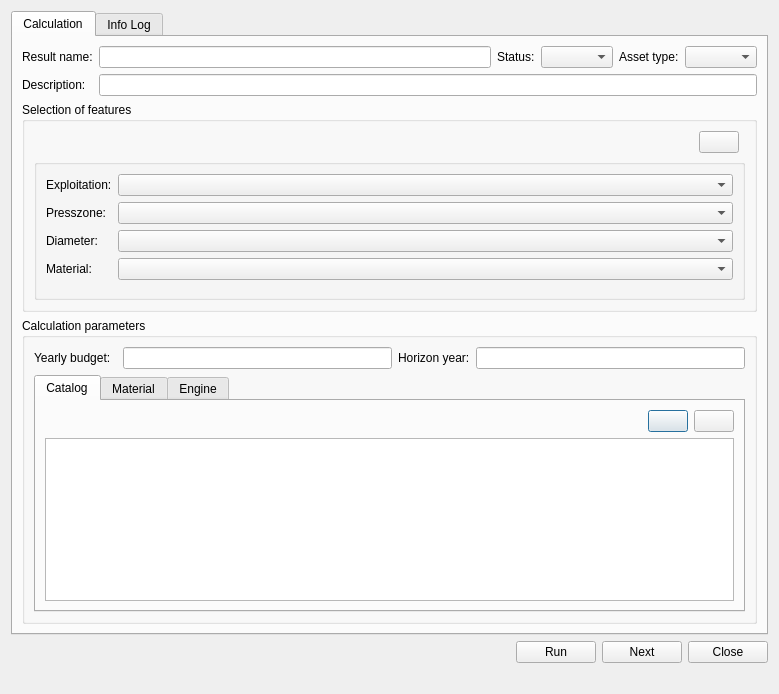
Before: the Qt Designer form core/ui/toolbars/am/priority.ui in giswater/plugin, drawn with Qt 5.
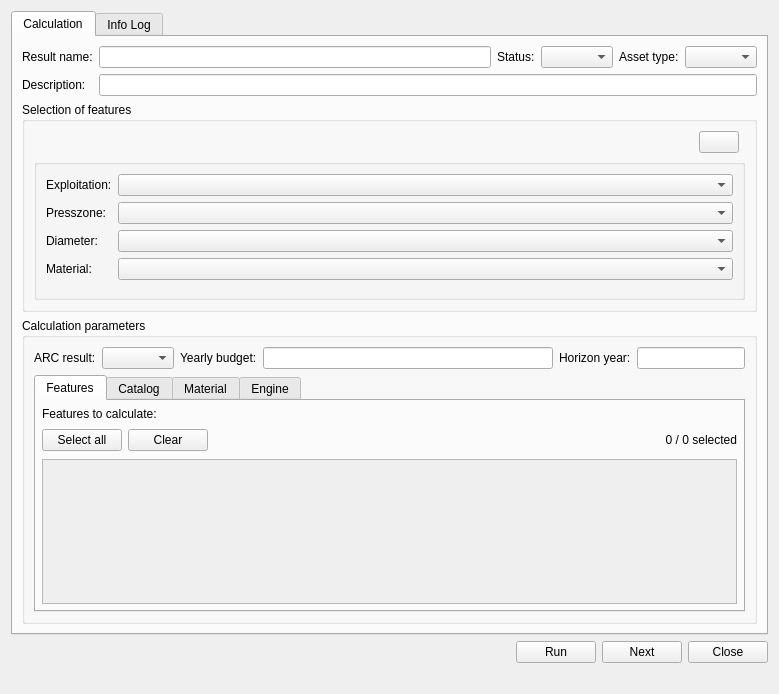
After: the same form once the commit is applied.

Commit message: feat(priority): enhance priority calculation with NODE support and linked ARC results

```diff
--- a/core/ui/toolbars/am/priority.ui
+++ b/core/ui/toolbars/am/priority.ui
@@ -106,10 +106,30 @@
           <string>Calculation parameters</string>
          </property>
          <layout class="QGridLayout" name="gridLayout_9">
-          <item row="0" column="2">
-           <widget class="QLineEdit" name="txt_budget"/>
-          </item>
           <item row="0" column="0">
+           <widget class="QLabel" name="lbl_arc_result">
+            <property name="text">
+             <string>ARC result:</string>
+            </property>
+           </widget>
+          </item>
+          <item row="0" column="1">
+           <widget class="QComboBox" name="cmb_arc_result">
+            <property name="sizePolicy">
+             <sizepolicy hsizetype="Preferred" vsizetype="Fixed">
+              <horstretch>0</horstretch>
+              <verstretch>0</verstretch>
+             </sizepolicy>
+            </property>
+            <property name="maximumSize">
+             <size>
+              <width>220</width>
+              <height>16777215</height>
+             </size>
+            </property>
+           </widget>
+          </item>
+          <item row="0" column="2">
            <widget class="QLabel" name="lbl_budget">
             <property name="text">
              <string>Yearly budget:</string>
@@ -117,16 +137,26 @@
            </widget>
           </item>
           <item row="0" column="3">
+           <widget class="QLineEdit" name="txt_budget">
+            <property name="sizePolicy">
+             <sizepolicy hsizetype="Expanding" vsizetype="Fixed">
+              <horstretch>1</horstretch>
+              <verstretch>0</verstretch>
+             </sizepolicy>
+            </property>
+           </widget>
+          </item>
+          <item row="0" column="4">
            <widget class="QLabel" name="lbl_year">
             <property name="text">
              <string>Horizon year:</string>
             </property>
            </widget>
           </item>
-          <item row="0" column="4">
+          <item row="0" column="5">
            <widget class="QLineEdit" name="txt_year"/>
           </item>
-          <item row="2" column="0" colspan="5">
+          <item row="2" column="0" colspan="6">
            <widget class="QTabWidget" name="tab_widget">
             <property name="sizePolicy">
              <sizepolicy hsizetype="Expanding" vsizetype="Expanding">
@@ -137,6 +167,184 @@
             <property name="currentIndex">
              <number>0</number>
             </property>
+            <widget class="QWidget" name="tab_features">
+             <attribute name="title">
+              <string>Features</string>
+             </attribute>
+             <layout class="QGridLayout" name="gridLayout_features">
+              <property name="leftMargin">
+               <number>6</number>
+              </property>
+              <property name="topMargin">
+               <number>6</number>
+              </property>
+              <property name="rightMargin">
+               <number>6</number>
+              </property>
+              <property name="bottomMargin">
+               <number>6</number>
+              </property>
+              <property name="horizontalSpacing">
+               <number>6</number>
+              </property>
+              <property name="verticalSpacing">
+               <number>8</number>
+              </property>
+              <item row="0" column="0" colspan="4">
+               <widget class="QLabel" name="lbl_node_types">
+                <property name="font">
+                 <font>
+                  <weight>50</weight>
+                  <bold>false</bold>
+                 </font>
+                </property>
+                <property name="text">
+                 <string>Features to calculate:</string>
+                </property>
+               </widget>
+              </item>
+              <item row="1" column="0">
+               <widget class="QPushButton" name="btn_features_select_all">
+                <property name="sizePolicy">
+                 <sizepolicy hsizetype="Maximum" vsizetype="Fixed">
+                  <horstretch>0</horstretch>
+                  <verstretch>0</verstretch>
+                 </sizepolicy>
+                </property>
+                <property name="maximumSize">
+                 <size>
+                  <width>16777215</width>
+                  <height>24</height>
+                 </size>
+                </property>
+                <property name="font">
+                 <font>
+                  <weight>50</weight>
+                  <bold>false</bold>
+                 </font>
+                </property>
+                <property name="text">
+                 <string>Select all</string>
+                </property>
+                <property name="autoDefault">
+                 <bool>false</bool>
+                </property>
+                <property name="default">
+                 <bool>false</bool>
+                </property>
+               </widget>
+              </item>
+              <item row="1" column="1">
+               <widget class="QPushButton" name="btn_features_clear">
+                <property name="sizePolicy">
+                 <sizepolicy hsizetype="Maximum" vsizetype="Fixed">
+                  <horstretch>0</horstretch>
+                  <verstretch>0</verstretch>
+                 </sizepolicy>
+                </property>
+                <property name="maximumSize">
+                 <size>
+                  <width>16777215</width>
+                  <height>24</height>
+                 </size>
+                </property>
+                <property name="font">
+                 <font>
+                  <weight>50</weight>
+                  <bold>false</bold>
+                 </font>
+                </property>
+                <property name="text">
+                 <string>Clear</string>
+                </property>
+                <property name="autoDefault">
+                 <bool>false</bool>
+                </property>
+                <property name="default">
+                 <bool>false</bool>
+                </property>
+               </widget>
+              </item>
+              <item row="1" column="2">
+               <spacer name="horizontalSpacer_features">
+                <property name="orientation">
+                 <enum>Qt::Horizontal</enum>
+                </property>
+                <property name="sizeHint" stdset="0">
+                 <size>
+                  <width>40</width>
+                  <height>10</height>
+                 </size>
+                </property>
+               </spacer>
+              </item>
+              <item row="1" column="3">
+               <widget class="QLabel" name="lbl_features_count">
+                <property name="font">
+                 <font>
+                  <weight>50</weight>
+                  <bold>false</bold>
+                 </font>
+                </property>
+                <property name="text">
+                 <string>0 / 0 selected</string>
+                </property>
+                <property name="alignment">
+                 <set>Qt::AlignRight|Qt::AlignTrailing|Qt::AlignVCenter</set>
+                </property>
+               </widget>
+              </item>
+              <item row="2" column="0" colspan="4">
+               <widget class="QScrollArea" name="scroll_node_types">
+                <property name="sizePolicy">
+                 <sizepolicy hsizetype="Expanding" vsizetype="Expanding">
+                  <horstretch>0</horstretch>
+                  <verstretch>1</verstretch>
+                 </sizepolicy>
+                </property>
+                <property name="toolTip">
+                 <string>Check the node types to include in the calculation</string>
+                </property>
+                <property name="frameShape">
+                 <enum>QFrame::StyledPanel</enum>
+                </property>
+                <property name="widgetResizable">
+                 <bool>true</bool>
+                </property>
+                <widget class="QWidget" name="wdg_node_types">
+                 <property name="geometry">
+                  <rect>
+                   <x>0</x>
+                   <y>0</y>
+                   <width>400</width>
+                   <height>200</height>
+                  </rect>
+                 </property>
+                 <layout class="QGridLayout" name="lyt_node_types">
+                  <property name="leftMargin">
+                   <number>8</number>
+                  </property>
+                  <property name="topMargin">
+                   <number>6</number>
+                  </property>
+                  <property name="rightMargin">
+                   <number>8</number>
+                  </property>
+                  <property name="bottomMargin">
+                   <number>6</number>
+                  </property>
+                  <property name="horizontalSpacing">
+                   <number>16</number>
+                  </property>
+                  <property name="verticalSpacing">
+                   <number>4</number>
+                  </property>
+                 </layout>
+                </widget>
+               </widget>
+              </item>
+             </layout>
+            </widget>
             <widget class="QWidget" name="tab_catalog">
              <attribute name="title">
               <string>Catalog</string>
```
The commit also changes 5 other files.
